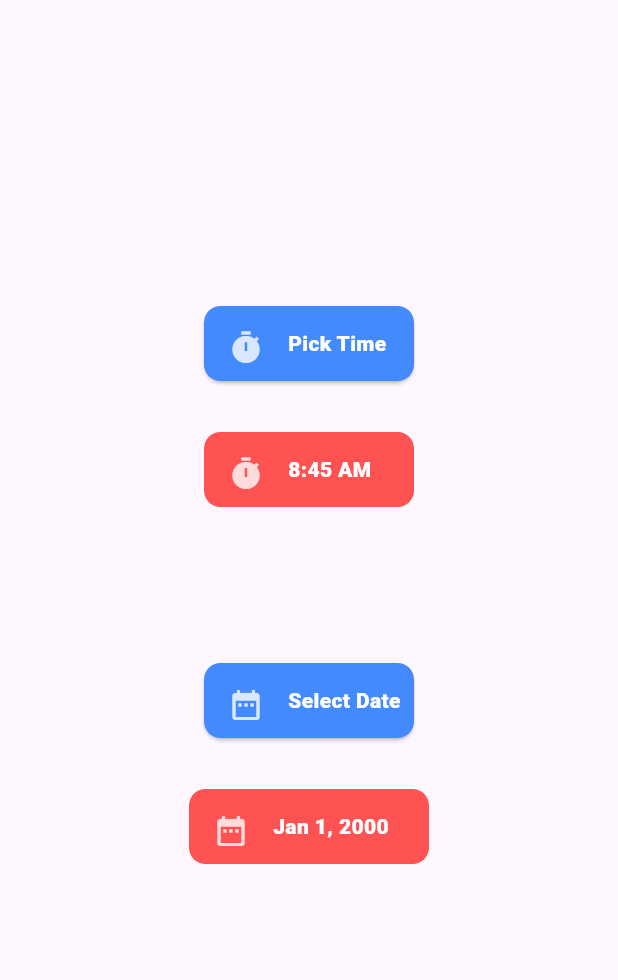
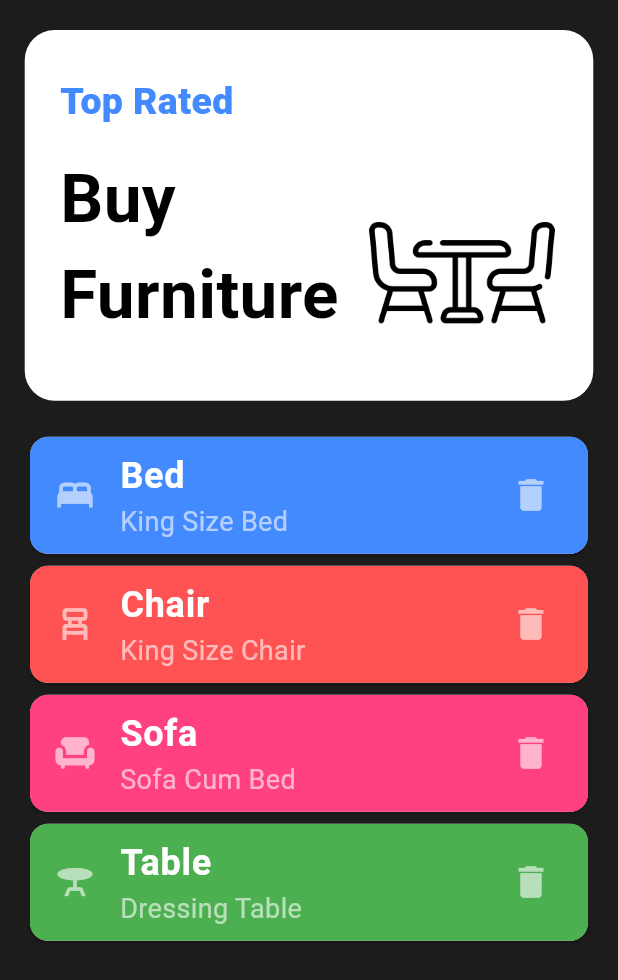
Before and after one commit to pranavblend/FlutterPractice, a Flutter app: the screen it shows after launch, on a phone screen of 412 x 824 dp. Shown: the top 980 px of the screen. Run offline on Flutter 3.47's test engine with Material 3 defaults, Android fonts, the phone set to English and light mode, and no system bars.

Commit message:
ListviewBuilder

```diff
--- a/lib/Datepicker/Datepicker.dart
+++ b/lib/Datepicker/Datepicker.dart
@@ -27,8 +27,8 @@ class _DatepickerState extends State<Datepicker> {
   void _selectDate() async{
     await  showDatePicker(
         context: context,
-        firstDate: DateTime(2000),
-        lastDate: DateTime(2100))
+        firstDate: DateTime(1980),
+        lastDate: DateTime(2024))
         .then((value) {
       setState(() {
         _dateTime = value!;
--- /dev/null
+++ b/lib/Listviewbuilder/Listviewbulder.dart
@@ -0,0 +1,136 @@
+import 'package:flutter/material.dart';
+
+class Listviewbulder extends StatefulWidget {
+  const Listviewbulder({super.key});
+
+  @override
+  State<Listviewbulder> createState() => _ListviewbulderState();
+}
+
+class _ListviewbulderState extends State<Listviewbulder> {
+  List _icon = [
+    Icons.bed,
+    Icons.chair_alt,
+    Icons.chair_rounded,
+    Icons.table_bar,
+  ];
+
+  List _title = [
+    "Bed",
+    "Chair",
+    "Sofa",
+    "Table"
+  ];
+
+  List _subtitle = [
+    "King Size Bed",
+    "King Size Chair",
+    "Sofa Cum Bed",
+    "Dressing Table"
+  ];
+
+  List _color = [Colors.blueAccent, Colors.redAccent, Colors.pinkAccent,Colors.green];
+
+  @override
+  Widget build(BuildContext context) {
+    final size = MediaQuery.sizeOf(context);
+    return SafeArea(
+      child: Scaffold(
+        backgroundColor: Color.fromRGBO(28, 28, 28, 1),
+        body: Column(
+          children: [
+            SizedBox(
+              height: 20,
+            ),
+            Stack(
+              children: [
+                Align(
+                  alignment: Alignment.topCenter,
+                  child: Container(
+                    width: size.width * .92,
+                    height: size.height * .3,
+                    decoration: BoxDecoration(
+                      borderRadius: BorderRadius.circular(20),
+                      color: Colors.white,
+                    ),
+                  ),
+                ),
+                Positioned(
+                    left: 40,
+                    top: 30,
+                    child: Text(
+                      "Top Rated",
+                      style: TextStyle(
+                          color: Colors.blueAccent,
+                          fontWeight: FontWeight.w900,
+                          fontSize: 25),
+                    )),
+                Positioned(
+                    left: 40,
+                    top: 80,
+                    child: Text(
+                      "Buy \n"
+                      "Furniture",
+                      style: TextStyle(
+                          color: Colors.black,
+                          fontWeight: FontWeight.bold,
+                          fontSize: 45),
+                    )),
+                Positioned(
+                    left: 205,
+                    top: 100,
+                    child: Container(
+                      width: size.width * .5,
+                      height: size.height * .15,
+                      decoration: BoxDecoration(
+                          image: DecorationImage(
+                              image: AssetImage("assets/chair.png"))),
+                    ))
+              ],
+            ),
+            SizedBox(
+              height: 20,
+            ),
+            Expanded(
+              child: ListView.builder(
+                padding: EdgeInsets.symmetric(horizontal: 16),
+                itemCount: _icon.length,
+                itemBuilder: (context, index) => Card(
+                  clipBehavior: Clip.hardEdge,
+                  child: ListTile(
+                    tileColor: _color[index],
+                    leading: Icon(
+                      _icon[index],
+                      size: 28,
+                      color: Colors.white.withOpacity(.6),
+                    ),
+                    title: Text(
+                      _title[index],
+                      style: TextStyle(
+                          fontWeight: FontWeight.bold,
+                          fontSize: 24,
+                          color: Colors.white),
+                    ),
+                    subtitle: Text(
+                      _subtitle[index],
+                      style: TextStyle(
+                        fontWeight: FontWeight.normal,
+                        fontSize: 18,
+                        color: Colors.white.withOpacity(.6),
+                      ),
+                    ),
+                    trailing: Icon(
+                      Icons.delete,
+                      size: 28,
+                      color: Colors.white.withOpacity(.6),
+                    ),
+                  ),
+                ),
+              ),
+            )
+          ],
+        ),
+      ),
+    );
+  }
+}
--- a/lib/main.dart
+++ b/lib/main.dart
@@ -1,5 +1,6 @@
 import 'package:flutter/material.dart';
 import 'package:newwidgets/Datepicker/Datepicker.dart';
+import 'package:newwidgets/Listviewbuilder/Listviewbulder.dart';
 
 void main() {
   runApp(const MyApp());
@@ -18,7 +19,7 @@ class MyApp extends StatelessWidget {
         colorScheme: ColorScheme.fromSeed(seedColor: Colors.deepPurple),
         useMaterial3: true,
       ),
-      home: const Datepicker()
+      home: const Listviewbulder()
     );
   }
 }
--- a/pubspec.yaml
+++ b/pubspec.yaml
@@ -61,8 +61,8 @@ flutter:
   uses-material-design: true
 
   # To add assets to your application, add an assets section, like this:
-  # assets:
-  #   - images/a_dot_burr.jpeg
+  assets:
+     - assets/
   #   - images/a_dot_ham.jpeg
 
   # An image asset can refer to one or more resolution-specific "variants", see
```
Also changed, not shown: assets/chair.png (added).
